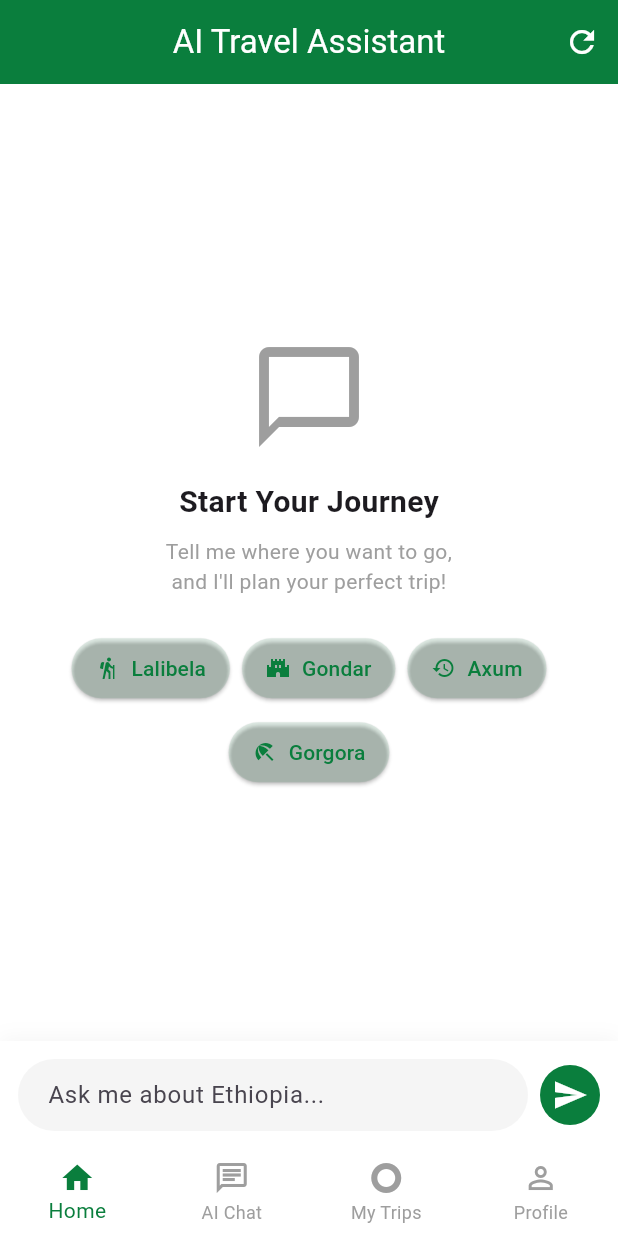
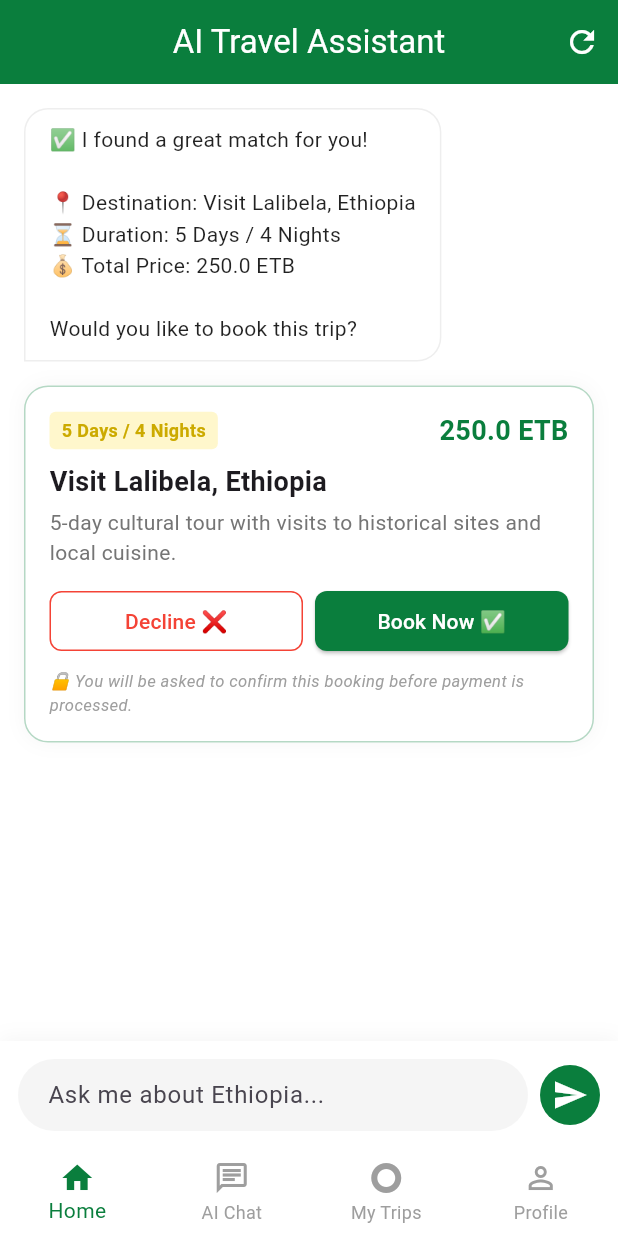
Before and after one commit to aelaf-git/pagume-trip, a Flutter app: the ChatScreen screen opened by its route, after a tap on "Lalibela", after a tap on the "refresh" icon, on a phone screen of 412 x 824 dp. Run offline on Flutter 3.47's test engine with Material 3 defaults, Android fonts, the phone set to English and light mode, and no system bars; our stand-ins replace flutter_riverpod, flutter_secure_storage, go_router; accounts and stored records are empty.

Commit message:
Finalized AI Chat UI, removed asterisks, fixed errors

```diff
--- a/mobile/lib/core/providers/chat_provider.dart
+++ b/mobile/lib/core/providers/chat_provider.dart
@@ -68,8 +68,8 @@ class ChatNotifier extends StateNotifier<ChatState> {
       messages: [...state.messages, msg],
     );
   }
-
   void sendUserMessage(String text) async {
+    // 1. Add the user's message to the chat
     final userMsg = ChatMessage(
       id: DateTime.now().millisecondsSinceEpoch.toString(),
       text: text,
@@ -81,11 +81,53 @@ class ChatNotifier extends StateNotifier<ChatState> {
       messages: [...state.messages, userMsg],
       isProcessing: true,
     );
-    await Future.delayed(const Duration(seconds: 1));
-    addAIResponse("I'm processing your request for '$text'...", isActivity: false);
+
+    // 2. Extract destination
+    String destination = "Addis Ababa, Ethiopia"; // CHANGED DEFAULT TO ETHIOPIA
+
+    if (text.toLowerCase().contains("to ")) {
+      String extracted = text.substring(text.toLowerCase().indexOf("to ") + 3).trim();
+      // Capitalize the first letter
+      extracted = extracted[0].toUpperCase() + extracted.substring(1);
+
+      // If they typed a specific city, use it.
+      destination = extracted + ", Ethiopia";
+    }
+
+    // 3. Simulate AI "thinking"
+    await Future.delayed(const Duration(milliseconds: 500));
+    addAIResponse('⏳ Searching for the best trips matching "$destination"...', isActivity: true, steps: ['🔍 Scanning destinations...']);
+
+    await Future.delayed(const Duration(milliseconds: 800));
+    addAIResponse('⏳ Checking availability and prices...', isActivity: true, steps: ['📊 Comparing flight costs...']);
+
+    await Future.delayed(const Duration(milliseconds: 800));
+
+    // 4. Send the Dynamic Trip Proposal
+    final fakeProposal = TripProposal(
+      id: DateTime.now().millisecondsSinceEpoch.toString(),
+      destination: destination,
+      price: 250.00, // Changed price to be a bit cheaper for local travel
+      currency: "ETB", // CHANGED CURRENCY TO ETHIOPIAN BIRR
+      details: "5-day cultural tour with visits to historical sites and local cuisine.",
+      duration: "5 Days / 4 Nights",
+      status: 'pending',
+    );
+
+    setProposal(fakeProposal);
+
+    // 5. Send the final message
+    addAIResponse(
+      '✅ I found a great match for you!\n\n'
+          '📍 Destination: ${fakeProposal.destination}\n'
+          '⏳ Duration: ${fakeProposal.duration}\n'
+          '💰 Total Price: ${fakeProposal.price} ${fakeProposal.currency}\n\n'
+          'Would you like to book this trip?',
+      isActivity: false,
+    );
+
     state = state.copyWith(isProcessing: false);
   }
-
   void updateMessage(String id, ChatMessage updatedMessage) {
     final updatedList = state.messages.map((msg) {
       if (msg.id == id) return updatedMessage;
@@ -136,8 +178,8 @@ class ChatNotifier extends StateNotifier<ChatState> {
     final updated = state.currentProposal!.copyWith(status: 'accepted');
     state = state.copyWith(currentProposal: updated);
     addAIResponse(
-      '✅ **Booking Confirmed!** ✨ \n\n'
-          'Your trip to ${updated.destination} has been booked.\n'
+      '✅ Booking Confirmed! ✨ \n\n'
+          'Your trip to ${updated.destination} has been booked!\n'
           '💰 Total: \$${updated.price} ${updated.currency}\n'
           '📄 Details: ${updated.details}\n\n'
           'A confirmation email has been sent to your registered email.',
@@ -149,7 +191,7 @@ class ChatNotifier extends StateNotifier<ChatState> {
     if (state.currentProposal == null) return;
     state = state.copyWith(currentProposal: null);
     addAIResponse(
-      '❌ **Booking declined.** No charges have been made.\n\n'
+      '❌ Booking declined. No charges have been made.\n\n'
           'Would you like me to suggest alternative options?',
       isActivity: false,
     );
--- a/mobile/lib/features/ai_chat/screens/chat_screen.dart
+++ b/mobile/lib/features/ai_chat/screens/chat_screen.dart
@@ -167,28 +167,15 @@ class _ChatScreenState extends ConsumerState<ChatScreen> {
     chatNotifier.sendUserMessage(text);
 
     // 2. Create ONE ID for the activity message.
-    //
-    // This is important because we use the same ID later
-    // when updating the activity steps.
-    final activityId =
-    DateTime.now().millisecondsSinceEpoch.toString();
+    final activityId = DateTime.now().millisecondsSinceEpoch.toString();
 
+    // 3. Add initial activity message (FIXED: removed extra 'id' and 'steps' param here)
     chatNotifier.addAIResponse(
       '🔍 Pagume is planning your trip...',
       isActivity: true,
-
-      // FIX:
-      // addAIResponse now accepts steps.
-      steps: _agentSteps
-          .map((step) => '⏳ $step')
-          .toList(),
-
-      // FIX:
-      // Use the same ID that updateMessage() will use.
-
     );
 
-    // 3. Update steps one by one.
+    // 4. Update steps one by one.
     for (int i = 0; i < _agentSteps.length; i++) {
       await Future.delayed(
         const Duration(milliseconds: 500),
@@ -221,14 +208,12 @@ class _ChatScreenState extends ConsumerState<ChatScreen> {
       );
     }
 
-    // 4. Remove activity message while keeping
-    // the other messages.
+    // 5. Remove activity message while keeping the other messages.
     await Future.delayed(
       const Duration(milliseconds: 300),
     );
 
-    final currentMessages =
-    List<ChatMessage>.from(chatNotifier.state.messages);
+    final currentMessages = List<ChatMessage>.from(chatNotifier.state.messages);
 
     final remainingMessages = currentMessages
         .where((msg) => msg.id != activityId)
@@ -236,7 +221,7 @@ class _ChatScreenState extends ConsumerState<ChatScreen> {
 
     chatNotifier.replaceMessages(remainingMessages);
 
-    // 5. Add final AI response.
+    // 6. Add final AI response.
     final response = _getAIResponse(text);
 
     chatNotifier.addAIResponse(
@@ -244,7 +229,7 @@ class _ChatScreenState extends ConsumerState<ChatScreen> {
       isActivity: false,
     );
 
-    // 6. Create proposal if it's a destination request.
+    // 7. Create proposal if it's a destination request.
     final lowerText = text.toLowerCase();
 
     if (lowerText.contains('lalibela') ||
@@ -347,19 +332,19 @@ class _ChatScreenState extends ConsumerState<ChatScreen> {
   }
 
   // ============================================================
-  // RESPONSE BUILDERS
+  // RESPONSE BUILDERS (ALL ASTERISKS REMOVED)
   // ============================================================
 
   String _buildLalibelaResponse() {
     return '''
-⛪ **Lalibela Trip - 4 Days**
+⛪ Lalibela Trip - 4 Days
 
-🏨 **Accommodation:** Lalibela Lodge - 12,000 ETB ⭐ 4.5
-🚗 **Transport:** Private Car with Driver - 8,000 ETB
-👨‍🏫 **Tour Guide:** Guided Church Tour - 4,000 ETB
-🏛️ **Activities:** Rock Church Tours - 3,000 ETB
+🏨 Accommodation: Lalibela Lodge - 12,000 ETB (4.5 stars)
+🚗 Transport: Private Car with Driver - 8,000 ETB
+👨‍🏫 Tour Guide: Guided Church Tour - 4,000 ETB
+🏛️ Activities: Rock Church Tours - 3,000 ETB
 
-💰 **Total:** ~27,000 ETB
+💰 Total: ~27,000 ETB
 
 Would you like me to create this trip for you? 🎯
 ''';
@@ -367,13 +352,13 @@ Would you like me to create this trip for you? 🎯
 
   String _buildGondarResponse() {
     return '''
-🏰 **Gondar Trip - 3 Days**
+🏰 Gondar Trip - 3 Days
 
-🏨 **Accommodation:** Goha Hotel - 8,000 ETB ⭐ 4.2
-🚗 **Transport:** Private Car - 5,000 ETB
-👨‍🏫 **Tour Guide:** Castle Tour - 3,000 ETB
+🏨 Accommodation: Goha Hotel - 8,000 ETB (4.2 stars)
+🚗 Transport: Private Car - 5,000 ETB
+👨‍🏫 Tour Guide: Castle Tour - 3,000 ETB
 
-💰 **Total:** ~18,000 ETB
+💰 Total: ~18,000 ETB
 
 Shall I proceed with the booking? 📋
 ''';
@@ -381,14 +366,14 @@ Shall I proceed with the booking? 📋
 
   String _buildAxumResponse() {
     return '''
-🗿 **Axum Trip - 3 Days**
+🗿 Axum Trip - 3 Days
 
-🏨 **Accommodation:** Axum Hotel - 9,000 ETB ⭐ 4.0
-🚗 **Transport:** SUV with Driver - 6,000 ETB
-👨‍🏫 **Tour Guide:** Historical Tour - 3,500 ETB
-🏛️ **Activities:** Stele Field Tour - 2,500 ETB
+🏨 Accommodation: Axum Hotel - 9,000 ETB (4.0 stars)
+🚗 Transport: SUV with Driver - 6,000 ETB
+👨‍🏫 Tour Guide: Historical Tour - 3,500 ETB
+🏛️ Activities: Stele Field Tour - 2,500 ETB
 
-💰 **Total:** ~21,000 ETB
+💰 Total: ~21,000 ETB
 
 Ready to explore ancient history? 🏛️
 ''';
@@ -396,15 +381,15 @@ Ready to explore ancient history? 🏛️
 
   String _buildGorgoraResponse() {
     return '''
-🌅 **Gorgora Trip - 4 Days**
+🌅 Gorgora Trip - 4 Days
 
-🏨 **Accommodation:** Gorgora Resort - 18,000 ETB
-🚗 **Transport:** Private Minibus - 20,000 ETB
-🚤 **Activities:** Boat Trip on Lake Tana - 6,000 ETB
+🏨 Accommodation: Gorgora Resort - 18,000 ETB
+🚗 Transport: Private Minibus - 20,000 ETB
+🚤 Activities: Boat Trip on Lake Tana - 6,000 ETB
 
-💰 **Total:** ~44,000 ETB
+💰 Total: ~44,000 ETB
 
-📅 **Itinerary:**
+📅 Itinerary:
 Day 1: Travel → Check-in → Resort
 Day 2: Boat trip → Lake Tana exploration
 Day 3: Cultural activities → Relaxation
@@ -416,14 +401,14 @@ Ready to book? 🚀
 
   String _buildBudgetResponse() {
     return '''
-💰 **Budget Analysis**
+💰 Budget Analysis
 
 Your Lalibela trip:
 • Accommodation: 12,000 ETB
 • Transportation: 8,000 ETB
 • Tour Guide: 4,000 ETB
 • Activities: 3,000 ETB
-• **Total: 27,000 ETB**
+• Total: 27,000 ETB
 
 ✅ Within your budget
 
@@ -433,11 +418,11 @@ Would you like to optimize this itinerary? 🔄
 
   String _buildAccommodationResponse() {
     return '''
-🏨 **Accommodation Options**
+🏨 Accommodation Options
 
-1. **Lalibela Lodge** ⭐ 4.5 - 12,000 ETB
-2. **Maribela Hotel** ⭐ 4.2 - 10,000 ETB
-3. **Tukul Village** ⭐ 4.0 - 8,000 ETB
+1. Lalibela Lodge - 4.5 stars - 12,000 ETB
+2. Maribela Hotel - 4.2 stars - 10,000 ETB
+3. Tukul Village - 4.0 stars - 8,000 ETB
 
 Which one interests you? 🏠
 ''';
@@ -445,7 +430,7 @@ Which one interests you? 🏠
 
   String _buildGreetingResponse() {
     return '''
-👋 **Welcome to Pagume Trip!**
+👋 Welcome to Pagume Trip!
 
 I'm your AI Travel Assistant. I can help you:
 • 🌍 Discover Ethiopian destinations
@@ -455,7 +440,7 @@ I'm your AI Travel Assistant. I can help you:
 • 💰 Manage your budget
 
 Try saying:
-*"I want to visit Lalibela for 4 days with a budget of 40,000 ETB"*
+"I want to visit Lalibela for 4 days with a budget of 40,000 ETB"
 
 Ready to start your journey? ✈️
 ''';
@@ -465,12 +450,12 @@ Ready to start your journey? ✈️
     return '''
 🤔 I understand you're interested in Ethiopian travel!
 
-📋 **Try asking me about:**
-• **Destinations:** Lalibela, Gondar, Axum, Gorgora
-• **Budget:** "I have a budget of 40,000 ETB"
-• **Duration:** "I want to visit for 4 days"
-• **Activities:** "I want a guided tour"
-• **Accommodation:** "I want a comfortable hotel"
+📋 Try asking me about:
+• Destinations: Lalibela, Gondar, Axum, Gorgora
+• Budget: "I have a budget of 40,000 ETB"
+• Duration: "I want to visit for 4 days"
+• Activities: "I want a guided tour"
+• Accommodation: "I want a comfortable hotel"
 
 What would you like to know? 🗺️
 ''';
```
